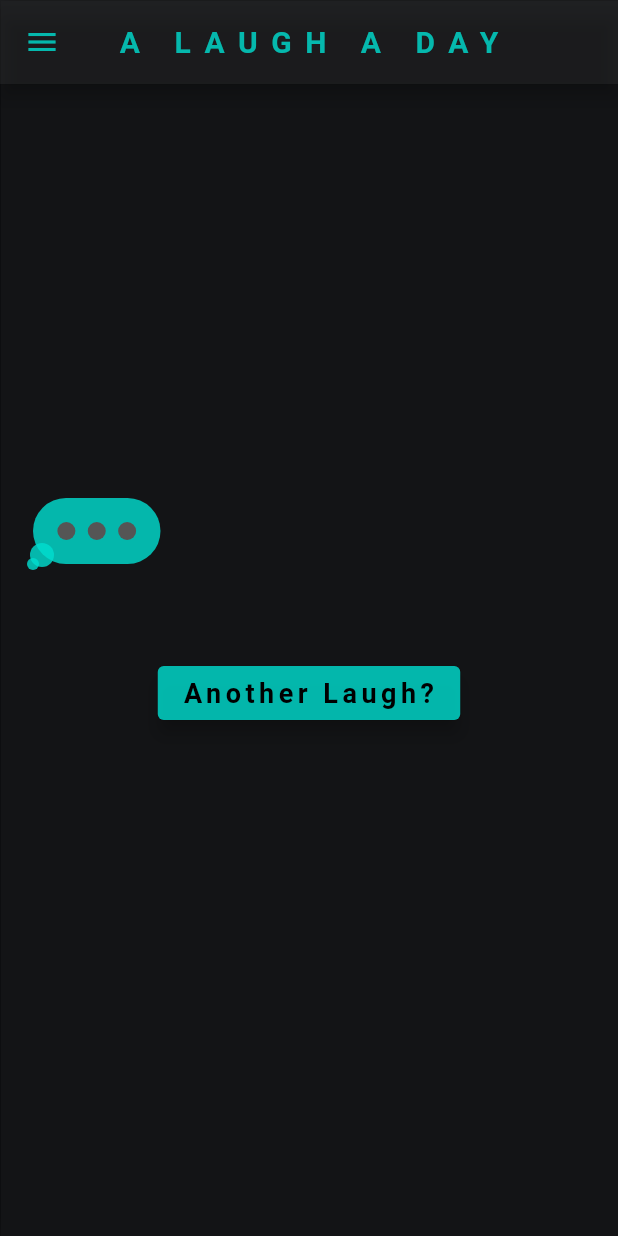
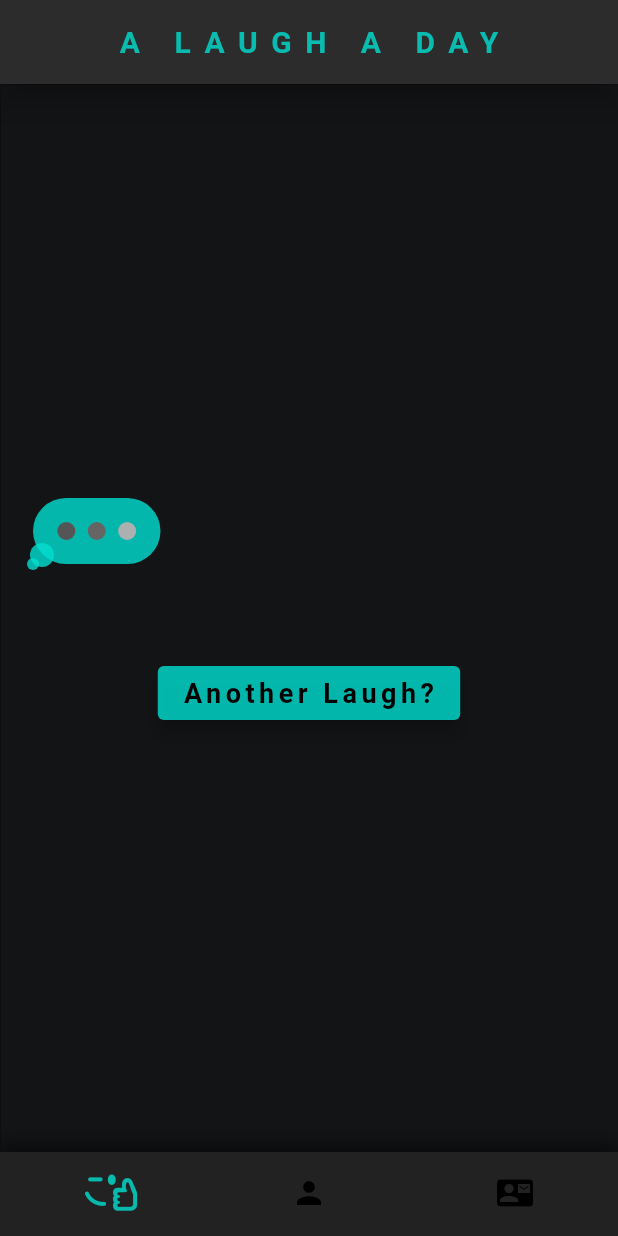
Before and after one commit to reichg/a_laugh_a_day, a Flutter app: the screen it shows after launch, after a tap on "Another Laugh?", on a phone screen of 412 x 824 dp. Run offline on Flutter 3.47's test engine with Material 2 defaults, Android fonts, the phone set to English and light mode, and no system bars; our stand-ins replace sizer; network calls fail; Roboto replaces fonts that are missing (Futura).

Commit message:
bottom navbar working. Icon additions. Need to fix reload of joke when going back to joke page

```diff
--- a/lib/home_page.dart
+++ b/lib/home_page.dart
@@ -1,15 +1,10 @@
 import 'dart:math';
 
-import 'package:a_laugh_a_day/widgets/subscription_page/subscription.dart';
+import 'package:a_laugh_a_day/icon_classes/app_icons.dart';
+import 'package:a_laugh_a_day/pages/about.dart';
+import 'package:a_laugh_a_day/pages/contact.dart';
+import 'package:a_laugh_a_day/pages/joke_page.dart';
 import 'package:flutter/material.dart';
-import 'package:http/http.dart' as http;
-
-import 'package:a_laugh_a_day/models/joke.dart';
-import 'package:a_laugh_a_day/utils/constants.dart' as Constants;
-import 'package:a_laugh_a_day/utils/joke_utils.dart';
-import 'package:a_laugh_a_day/widgets/custom_box_shadow/custom_box_shadow.dart';
-import 'package:a_laugh_a_day/widgets/dad_message_box_widget.dart';
-import 'package:a_laugh_a_day/widgets/typing_indicator/typing_indicator.dart';
 
 class JokeGeneratorHome extends StatefulWidget {
   const JokeGeneratorHome({Key? key}) : super(key: key);
@@ -20,46 +15,21 @@ class JokeGeneratorHome extends StatefulWidget {
 
 class _JokeGeneratorHomeState extends State<JokeGeneratorHome> {
   Random rnd = Random();
-  final Set<JokeObject> _jokes = <JokeObject>{};
-  int _jokesRetrievedToday = 0;
-  bool _typingDelayComplete = false;
-  bool isMenuActive = false;
+  int _selectedTab = 0;
 
-  @override
-  void initState() {
-    fetchJokeJson(http.Client()).then((value) {
-      Future.delayed(Duration(milliseconds: setDelayMilliseconds()), () {
-        setState(() {
-          _jokes.add(value.first);
-          _typingDelayComplete = true;
-        });
-      });
-    });
-    super.initState();
-  }
+  final _tabChildren = [
+    JokePage(),
+    AboutPage(),
+    ContactPage(),
+  ];
 
   @override
   Widget build(BuildContext context) {
-    double height = MediaQuery.of(context).size.height;
-    double width = MediaQuery.of(context).size.width;
-
     return SafeArea(
       child: Scaffold(
-        extendBodyBehindAppBar: true,
+        extendBodyBehindAppBar: false,
+        extendBody: false,
         appBar: AppBar(
-          leading: PopupMenuButton(
-            itemBuilder: (context) {
-              return [
-                PopupMenuItem(
-                  child: Text(
-                    "Subscription",
-                  ),
-                  onTap: () {},
-                ),
-              ];
-            },
-            icon: Icon(Icons.menu_sharp),
-          ),
           title: Text(
             "A LAUGH A DAY",
             style: TextStyle(
@@ -68,131 +38,55 @@ class _JokeGeneratorHomeState extends State<JokeGeneratorHome> {
                 letterSpacing: 9),
           ),
           centerTitle: true,
-          backgroundColor: Color.fromARGB(18, 203, 203, 203),
+          backgroundColor: Color.fromARGB(255, 44, 44, 44),
           foregroundColor: Color.fromARGB(207, 0, 221, 207),
-          elevation: 5,
+          elevation: 8,
           shadowColor: Color.fromARGB(255, 0, 0, 0),
         ),
-        body: Container(
-          decoration: const BoxDecoration(
-              color: Color.fromARGB(238, 3, 4, 6),
+        body: _tabChildren[_selectedTab],
+        bottomNavigationBar: Container(
+          decoration: BoxDecoration(
             boxShadow: [
-                CustomBoxShadow(
-                    color: Constants.PRIMARY_BLACK,
-                    offset: Offset(0.5, 0.5),
-                    blurRadius: 10.0,
-                    blurStyle: BlurStyle.outer)
-              ]),
-          child: Center(
-            child: Column(
-              mainAxisAlignment: MainAxisAlignment.center,
-              children: [
-                Padding(
-                  padding: EdgeInsets.symmetric(
-                    vertical: 10,
-                    horizontal: 15,
-                  ),
-                  child: _typingDelayComplete
-                      ? Container(
-                          decoration: const BoxDecoration(
-                              color: Color.fromARGB(18, 203, 203, 203),
-                              borderRadius:
-                                  BorderRadius.all(Radius.circular(5)),
-                              boxShadow: [
-                                CustomBoxShadow(
-                                    color: Color.fromARGB(255, 0, 0, 0),
-                                    offset: Offset(1.5, 1.5),
+              BoxShadow(
+                color: Color.fromARGB(148, 0, 0, 0),
                 blurRadius: 10,
-                                    blurStyle: BlurStyle.outer)
-                              ]),
-                          child: Center(
-                            child: DadMessageBoxWidget(
-                              jokeText: _jokes.first.joke,
-                              dadName: Constants.DAD_NAMES.elementAt(
-                                  Random().nextInt(Constants.DAD_NAMES.length)),
-                            ),
-                          ),
-                        )
-                      : const SizedBox(),
-                ),
-                Padding(
-                  padding: EdgeInsets.all(10),
-                  child: TypingIndicator(
-                    showIndicator: !_typingDelayComplete,
-                  ),
-                ),
-                Padding(
-                  padding: EdgeInsets.symmetric(vertical: 40),
-                  child: Row(
-                    mainAxisAlignment: MainAxisAlignment.center,
-                    children: [
-                      ElevatedButton(
-                        style: ElevatedButton.styleFrom(
-                            elevation: 5,
-                            primary: Color.fromARGB(207, 0, 221, 207),
-                            shadowColor: Colors.black),
-                        onPressed: () {
-                          if (isSubscriptionsPage()) {
-                            showSubscriptionPage();
-                            return;
-                          }
-                          setState(() {
-                            _typingDelayComplete = false;
-                            _jokesRetrievedToday++;
-                            print(_jokesRetrievedToday);
-
-                            fetchJokeJson(http.Client()).then((value) {
-                              Future.delayed(
-                                  Duration(
-                                      milliseconds: setDelayMilliseconds()),
-                                  () {
-                                setState(() {
-                                  _jokes.clear();
-                                  _jokes.add(value.first);
-                                  _typingDelayComplete = true;
-                                });
-                              });
-                            });
-                          });
-                        },
-                        child: const Text(
-                          "Another Laugh?",
-                          style: TextStyle(
-                            fontFamily: 'Futura',
-                            fontWeight: FontWeight.bold,
-                            fontSize: 18,
-                            color: Constants.PRIMARY_BLACK,
-                            letterSpacing: 3,
-                          ),
-                        ),
+                offset: Offset(0, -5),
               ),
             ],
           ),
+          child: BottomNavigationBar(
+            type: BottomNavigationBarType.fixed,
+            onTap: (index) => _changeTab(index),
+            backgroundColor: Color.fromARGB(255, 34, 34, 34),
+            currentIndex: _selectedTab,
+            selectedItemColor: Color.fromARGB(207, 0, 221, 207),
+            unselectedItemColor: Colors.black,
+            showSelectedLabels: false,
+            showUnselectedLabels: false,
+            items: [
+              BottomNavigationBarItem(
+                icon: Icon(MyFlutterApp.emo_thumbsup),
+                label: "Home",
+              ),
+              BottomNavigationBarItem(
+                icon: Icon(Icons.person),
+                label: "About",
+              ),
+              BottomNavigationBarItem(
+                icon: Icon(Icons.contact_mail),
+                label: "Contact",
               ),
             ],
-            ),
+            elevation: 20,
           ),
         ),
       ),
     );
   }
 
-  int setDelayMilliseconds() {
-    //typing indicator delay range
-    int min = 1500;
-    int max = 2850;
-
-    var delayMillis = min + rnd.nextInt(max - min);
-    return delayMillis;
-  }
-
-  bool isSubscriptionsPage() {
-    return _jokesRetrievedToday >= 5;
-  }
-
-  void showSubscriptionPage() {
-    showDialog(
-        context: context,
-        builder: (BuildContext context) => SubscriptionsPage());
+  _changeTab(int index) {
+    setState(() {
+      _selectedTab = index;
+    });
   }
 }
--- /dev/null
+++ b/lib/icon_classes/app_icons.dart
@@ -0,0 +1,29 @@
+/// Flutter icons MyFlutterApp
+/// Copyright (C) 2023 by original authors @ fluttericon.com, fontello.com
+/// This font was generated by FlutterIcon.com, which is derived from Fontello.
+///
+/// To use this font, place it in your fonts/ directory and include the
+/// following in your pubspec.yaml
+///
+/// flutter:
+///   fonts:
+///    - family:  MyFlutterApp
+///      fonts:
+///       - asset: fonts/MyFlutterApp.ttf
+///
+///
+/// * Fontelico, Copyright (C) 2012 by Fontello project
+///         Author:    Crowdsourced, for Fontello project
+///         License:   SIL (http://scripts.sil.org/OFL)
+///         Homepage:  http://fontello.com
+///
+import 'package:flutter/widgets.dart';
+
+class MyFlutterApp {
+  MyFlutterApp._();
+
+  static const _kFontFam = 'MyFlutterApp';
+  static const String? _kFontPkg = null;
+
+  static const IconData emo_thumbsup = IconData(0xe804, fontFamily: _kFontFam, fontPackage: _kFontPkg);
+}
--- /dev/null
+++ b/lib/pages/joke_page.dart
@@ -0,0 +1,152 @@
+import 'dart:math';
+
+import 'package:a_laugh_a_day/widgets/custom_box_shadow/custom_box_shadow.dart';
+import 'package:flutter/material.dart';
+import 'package:a_laugh_a_day/utils/constants.dart' as Constants;
+
+import '../models/joke.dart';
+import '../utils/joke_utils.dart';
+import 'package:http/http.dart' as http;
+
+import '../widgets/dad_message_box_widget.dart';
+import '../widgets/typing_indicator/typing_indicator.dart';
+
+class JokePage extends StatefulWidget {
+  JokePage({
+    Key? key,
+  }) : super(key: key);
+
+  @override
+  State<JokePage> createState() => _JokePageState();
+}
+
+class _JokePageState extends State<JokePage> {
+  Random rnd = Random();
+  final Set<JokeObject> _jokes = <JokeObject>{};
+  late String dadName;
+  late AssetImage dadImage;
+  bool _typingDelayComplete = false;
+
+  @override
+  void initState() {
+    fetchJokeJson(http.Client()).then((value) {
+      Future.delayed(Duration(milliseconds: setDelayMilliseconds()), () {
+        mounted
+            ? setState(() {
+                _jokes.add(value.first);
+                _typingDelayComplete = true;
+                dadName = getDadName();
+                dadImage = getDadImage();
+              })
+            : null;
+      });
+    });
+    super.initState();
+  }
+
+  @override
+  Widget build(BuildContext context) {
+    return Container(
+      decoration:
+          const BoxDecoration(color: Color.fromARGB(238, 3, 4, 6), boxShadow: [
+        CustomBoxShadow(
+            color: Constants.PRIMARY_BLACK,
+            offset: Offset(0.5, 0.5),
+            blurRadius: 10.0,
+            blurStyle: BlurStyle.outer)
+      ]),
+      child: Center(
+        child: Column(
+          mainAxisAlignment: MainAxisAlignment.center,
+          children: [
+            Padding(
+              padding: EdgeInsets.symmetric(
+                vertical: 10,
+                horizontal: 15,
+              ),
+              child: _typingDelayComplete && mounted
+                  ? Container(
+                      decoration: const BoxDecoration(
+                          color: Color.fromARGB(18, 203, 203, 203),
+                          borderRadius: BorderRadius.all(Radius.circular(5)),
+                          boxShadow: [
+                            CustomBoxShadow(
+                                color: Color.fromARGB(255, 0, 0, 0),
+                                offset: Offset(1.5, 1.5),
+                                blurRadius: 10,
+                                blurStyle: BlurStyle.outer)
+                          ]),
+                      child: Center(
+                        child: DadMessageBoxWidget(
+                          jokeText: _jokes.first.joke,
+                          dadName: dadName,
+                          dadImage: dadImage,
+                        ),
+                      ),
+                    )
+                  : const SizedBox(),
+            ),
+            Padding(
+              padding: EdgeInsets.all(10),
+              child: TypingIndicator(
+                showIndicator: !_typingDelayComplete,
+              ),
+            ),
+            Padding(
+              padding: EdgeInsets.symmetric(vertical: 40),
+              child: Row(
+                mainAxisAlignment: MainAxisAlignment.center,
+                children: [
+                  ElevatedButton(
+                    style: ElevatedButton.styleFrom(
+                        elevation: 5,
+                        primary: Color.fromARGB(207, 0, 221, 207),
+                        shadowColor: Colors.black),
+                    onPressed: () {
+                      setState(() {
+                        _typingDelayComplete = false;
+
+                        fetchJokeJson(http.Client()).then((value) {
+                          Future.delayed(
+                              Duration(milliseconds: setDelayMilliseconds()),
+                              () {
+                            setState(() {
+                              _jokes.clear();
+                              _jokes.add(value.first);
+                              _typingDelayComplete = true;
+                              dadName = getDadName();
+                              dadImage = getDadImage();
+                            });
+                          });
+                        });
+                      });
+                    },
+                    child: const Text(
+                      "Another Laugh?",
+                      style: TextStyle(
+                        fontFamily: 'Futura',
+                        fontWeight: FontWeight.bold,
+                        fontSize: 18,
+                        color: Constants.PRIMARY_BLACK,
+                        letterSpacing: 3,
+                      ),
+                    ),
+                  ),
+                ],
+              ),
+            ),
+          ],
+        ),
+      ),
+    );
+  }
+
+  int setDelayMilliseconds() {
+    //typing indicator delay range
+    int min = 1500;
+    int max = 2850;
+
+    var delayMillis = min + rnd.nextInt(max - min);
+    return delayMillis;
+  }
+}
--- a/lib/utils/joke_utils.dart
+++ b/lib/utils/joke_utils.dart
@@ -1,12 +1,20 @@
 import 'dart:convert';
+import 'dart:math';
+
+import 'package:flutter/cupertino.dart';
 
 import '../models/joke.dart';
 import 'package:http/http.dart' as http;
 import 'package:a_laugh_a_day/utils/constants.dart' as Constants;
 
+Random rnd = Random();
+
 Future<Set<JokeObject>> fetchJokeJson(http.Client client) async {
   const url = 'https://icanhazdadjoke.com/';
-  final headers = {"Accept": "application/json"};
+  final headers = {
+    "Accept": "application/json",
+    "User-Agent": "A Laugh A Day (evolutionary.eyes@gmail.com)"
+  };
   final response = await client.get(Uri.parse(url), headers: headers);
   Set<JokeObject> jokeJsonObjectSet = <JokeObject>{};
 
@@ -19,3 +27,12 @@ Future<Set<JokeObject>> fetchJokeJson(http.Client client) async {
   }
   return jokeJsonObjectSet;
 }
+
+String getDadName() {
+  return Constants.DAD_NAMES.elementAt(rnd.nextInt(Constants.DAD_NAMES.length));
+}
+
+AssetImage getDadImage() {
+  return AssetImage(
+      Constants.DAD_PHOTOS.elementAt(rnd.nextInt(Constants.DAD_PHOTOS.length)));
+}
```
Also changed, not shown: lib/pages/about.dart (added, +25 -0 lines), lib/pages/contact.dart (added, +25 -0 lines), lib/widgets/dad_message_box_widget.dart (+3 -4 lines), lib/widgets/subscription_page/subscription.dart (deleted, +0 -18 lines), pubspec.yaml (+11 -0 lines), assets/fonts/MyFlutterApp.ttf (added), assets/icons/app_logo.png (added), pubspec.lock, 36 other files. Lines whose indentation alone changed are shown as unchanged.
